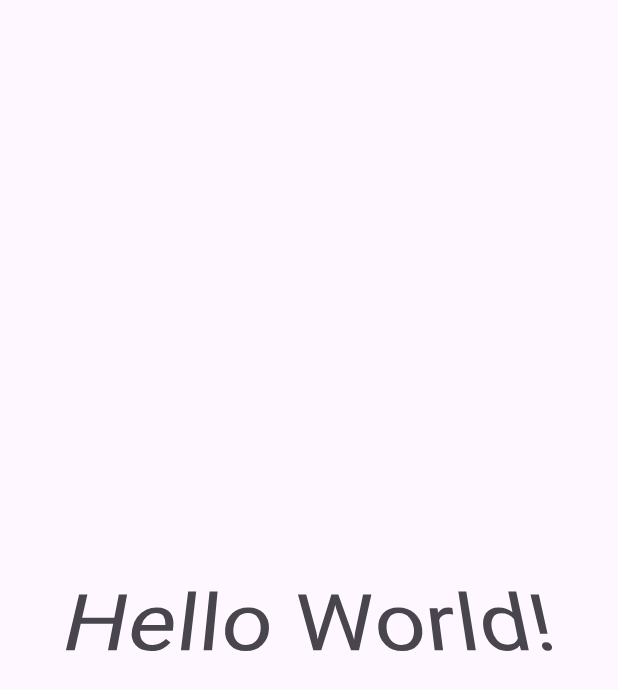
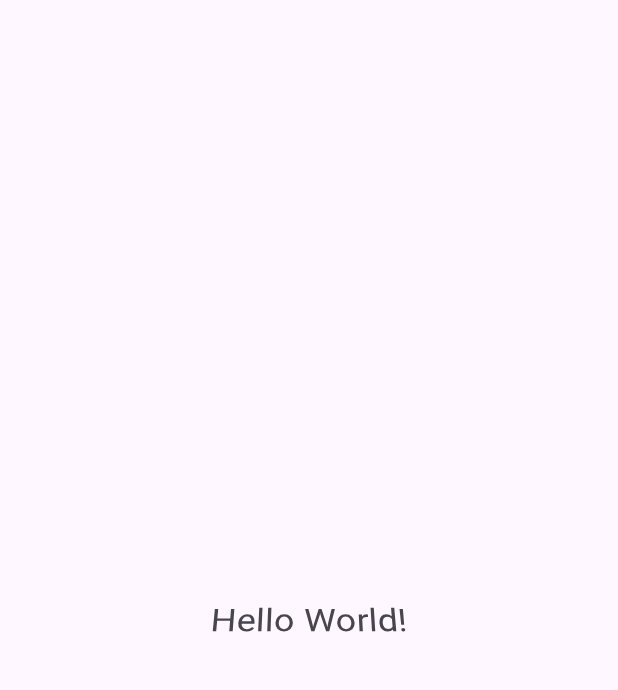
Before and after one commit to udong1/helloworld, an Android app: the screen it shows after launch (MainActivity), on a phone screen of 412 x 824 dp. Shown: the top 690 px of the screen. Run offline under Robolectric (Android 15) with nearby library versions, the phone set to English and light mode, and no system bars.

Commit message:
글자 크기 변경

```diff
--- a/app/src/main/res/layout/activity_main.xml
+++ b/app/src/main/res/layout/activity_main.xml
@@ -12,7 +12,7 @@
         android:rotationX="30"
         android:text="Hello World!"
         android:textAlignment="gravity"
-        android:textSize="60sp"
+        android:textSize="24sp"
         app:layout_constraintBottom_toBottomOf="parent"
         app:layout_constraintEnd_toEndOf="parent"
         app:layout_constraintStart_toStartOf="parent"
```
